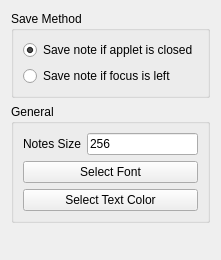
KDE/kdeplasma-addons, file applets/notes/config.ui: the form before one commit.
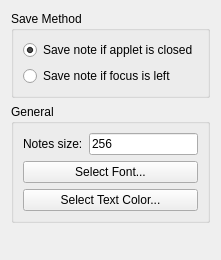
The form after the commit. Custom widgets are drawn as their Qt base class.

Commit message: i18n style guide fixes

Diff of the .ui file:
```diff
--- a/applets/notes/config.ui
+++ b/applets/notes/config.ui
@@ -45,7 +45,7 @@
       <item row="0" column="0" >
        <widget class="QLabel" name="label_2" >
         <property name="text" >
-         <string>Notes Size</string>
+         <string>Notes size:</string>
         </property>
         <property name="buddy" >
          <cstring>sizeEdit</cstring>
@@ -62,14 +62,14 @@
       <item row="1" column="0" colspan="2" >
        <widget class="KPushButton" name="fontSelectButton" >
         <property name="text" >
-         <string>Select Font</string>
+         <string>Select Font...</string>
         </property>
        </widget>
       </item>
       <item row="2" column="0" colspan="2" >
         <widget class="KPushButton" name="colorSelectButton" >
          <property name="text" >
-          <string>Select Text Color</string>
+          <string>Select Text Color...</string>
          </property>
         </widget>
        </item>
```
